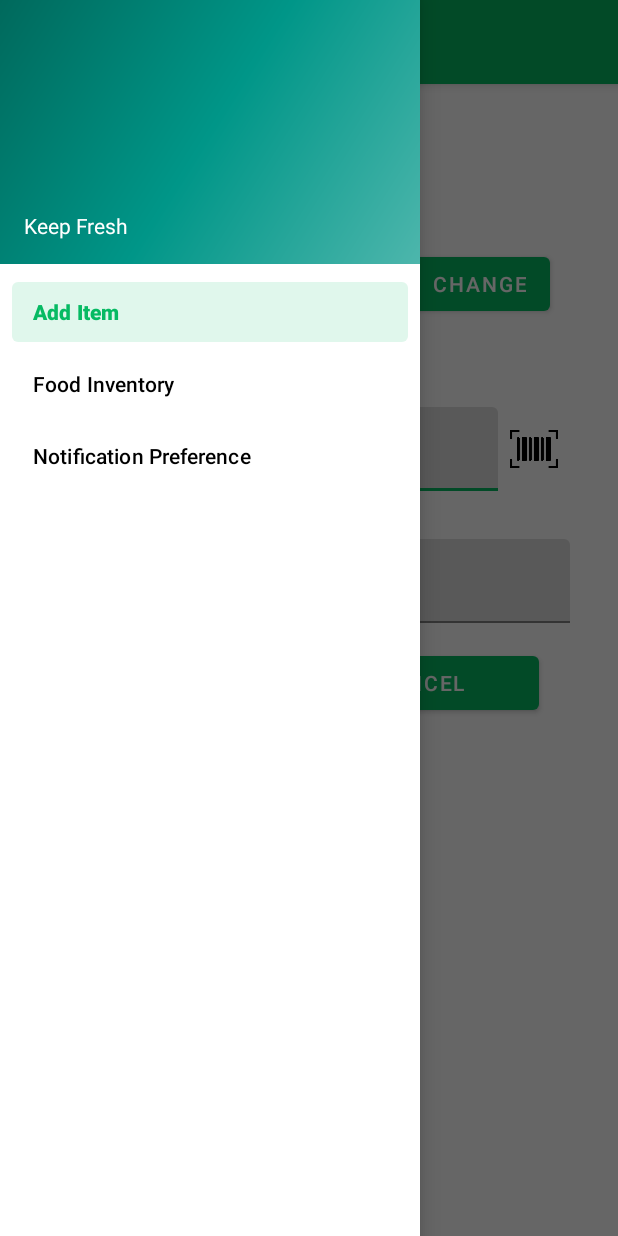
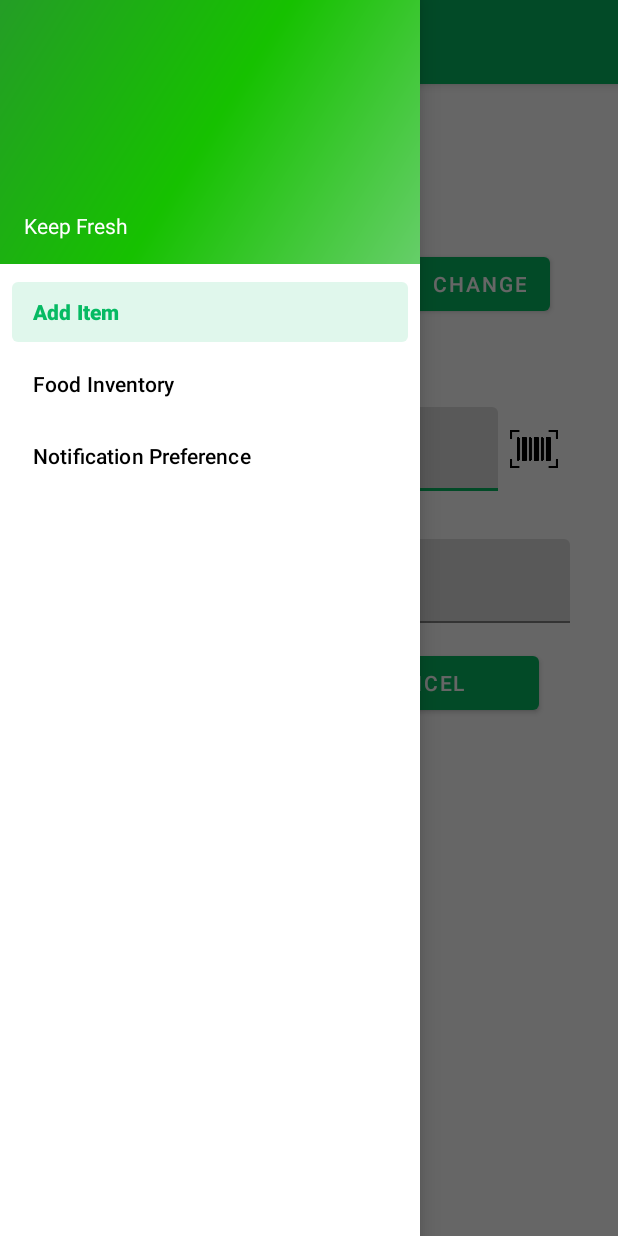
Before and after one commit to EggMcLegg/KeepFresh, an Android app: the screen it shows after launch (MainActivity), with the side drawer open, on a phone screen of 412 x 824 dp. Run offline under Robolectric (Android 15) with nearby library versions, the phone set to English and light mode, and no system bars; our stand-ins replace Picasso, Room's generated code, navigation-ui; pictures from the network do not load.

Commit message:
changed colours

```diff
--- a/app/src/main/res/drawable/side_nav_bar.xml
+++ b/app/src/main/res/drawable/side_nav_bar.xml
@@ -2,8 +2,8 @@
     android:shape="rectangle">
     <gradient
         android:angle="135"
-        android:centerColor="#009688"
-        android:endColor="#00695C"
-        android:startColor="#4DB6AC"
+        android:centerColor="#16C100"
+        android:endColor="#249D26"
+        android:startColor="#66CE69"
         android:type="linear" />
 </shape>
```
